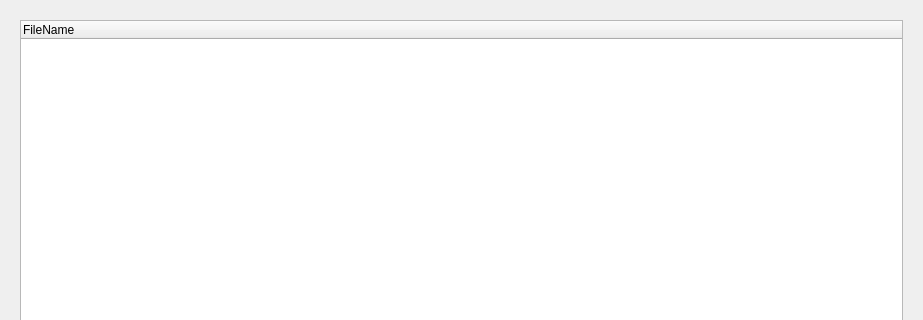
Before: the Qt Designer form qiperfc/src/dlgrecord.ui in coolshou/qiperf, drawn with Qt 5; both pictures show x 0 to 923 and y 0 to 320 of the 923 by 558 pixel window.
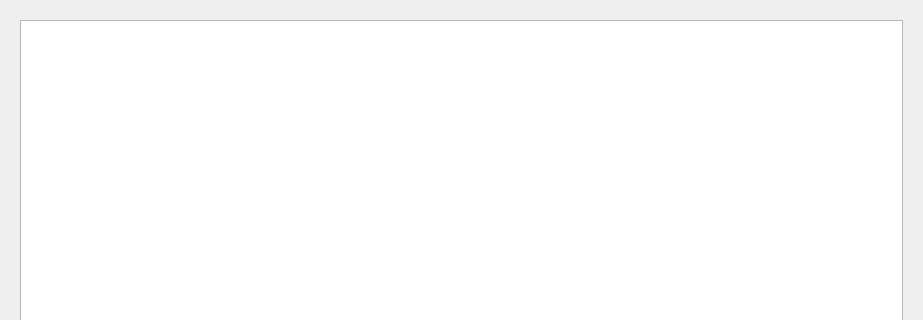
After: the same form once the commit is applied.

The edit to the form file:
```diff
--- a/qiperfc/src/dlgrecord.ui
+++ b/qiperfc/src/dlgrecord.ui
@@ -21,13 +21,7 @@
     <widget class="QWidget" name="widget" native="true">
      <layout class="QHBoxLayout" name="horizontalLayout">
       <item>
-       <widget class="QTreeWidget" name="treeWidget">
-        <column>
-         <property name="text">
-          <string notr="true">FileName</string>
-         </property>
-        </column>
-       </widget>
+       <widget class="QTreeView" name="tvLogFiles"/>
       </item>
      </layout>
     </widget>
```
